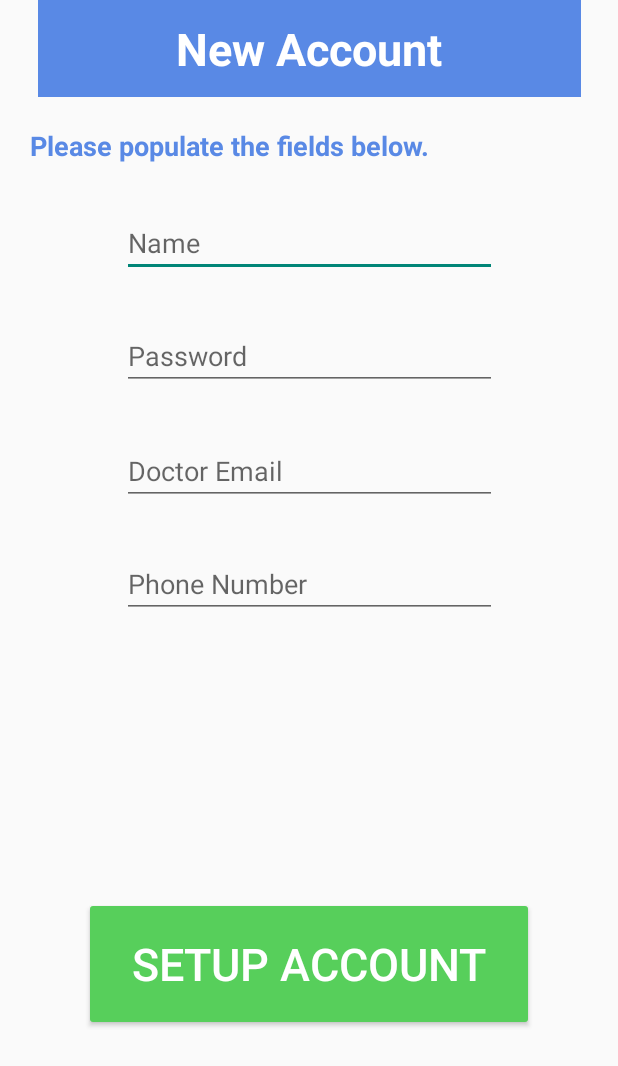
After one commit to PeterJamesO/Diabuddy, an Android app: the newAccount screen opened directly, with no data from a screen before it, on a phone screen of 412 x 824 dp. The commit adds this screen. Shown: the top 1066 px of the screen. Run offline under Robolectric (Android 15) with nearby library versions, the phone set to English and light mode, and no system bars.

Commit message:
Manifest   - Updated & Added Permissions
New Account
  - Added New Account screen - used for creating account and inputting data.

```diff
--- /dev/null
+++ b/app/src/main/java/whsct/test/newAccount.java
@@ -0,0 +1,13 @@
+package whsct.test;
+
+import android.support.v7.app.AppCompatActivity;
+import android.os.Bundle;
+
+public class newAccount extends AppCompatActivity {
+
+    @Override
+    protected void onCreate(Bundle savedInstanceState) {
+        super.onCreate(savedInstanceState);
+        setContentView(R.layout.new_account);
+    }
+}
--- /dev/null
+++ b/app/src/main/res/layout/new_account.xml
@@ -0,0 +1,124 @@
+<?xml version="1.0" encoding="utf-8"?>
+<android.support.constraint.ConstraintLayout xmlns:android="http://schemas.android.com/apk/res/android"
+    xmlns:app="http://schemas.android.com/apk/res-auto"
+    xmlns:tools="http://schemas.android.com/tools"
+    android:layout_width="match_parent"
+    android:layout_height="match_parent"
+    tools:context="whsct.test.newAccount">
+
+    <TextView
+        android:id="@+id/textView27"
+        android:layout_width="362dp"
+        android:layout_height="0dp"
+        android:layout_marginTop="0dp"
+        android:background="#5989e5"
+        android:paddingBottom="12dp"
+        android:paddingTop="12dp"
+        android:text="New Account"
+        android:textAlignment="center"
+        android:textColor="#ffffff"
+        android:textSize="30sp"
+        android:textStyle="bold"
+        android:minWidth="250dp"
+        app:layout_constraintLeft_toLeftOf="parent"
+        app:layout_constraintRight_toRightOf="parent"
+        app:layout_constraintTop_toTopOf="parent" />
+
+    <TextView
+        android:id="@+id/textView28"
+        android:layout_width="wrap_content"
+        android:layout_height="wrap_content"
+        android:layout_marginLeft="20dp"
+        android:layout_marginTop="20dp"
+        android:text="Please populate the fields below."
+        android:textColor="#5989e5"
+        android:textSize="18sp"
+        android:textStyle="bold"
+        app:layout_constraintLeft_toLeftOf="parent"
+        app:layout_constraintTop_toBottomOf="@+id/textView27" />
+
+    <EditText
+        android:id="@+id/nameNew"
+        android:layout_width="250dp"
+        android:layout_height="wrap_content"
+        android:layout_marginLeft="20dp"
+        android:layout_marginRight="20dp"
+        android:layout_marginTop="30dp"
+        android:ems="10"
+        android:hint="Name"
+        android:inputType="textPersonName"
+        app:layout_constraintLeft_toLeftOf="parent"
+        app:layout_constraintRight_toRightOf="parent"
+        app:layout_constraintTop_toBottomOf="@+id/textView28" />
+
+    <EditText
+        android:id="@+id/passwordNew"
+        android:layout_width="250dp"
+        android:layout_height="wrap_content"
+        android:layout_marginLeft="20dp"
+        android:layout_marginRight="20dp"
+        android:layout_marginTop="30dp"
+        android:ems="10"
+        android:hint="Password"
+        android:inputType="textPassword"
+        app:layout_constraintHorizontal_bias="0.504"
+        app:layout_constraintLeft_toLeftOf="parent"
+        app:layout_constraintRight_toRightOf="parent"
+        app:layout_constraintTop_toBottomOf="@+id/nameNew" />
+
+    <EditText
+        android:id="@+id/emailNew"
+        android:layout_width="250dp"
+        android:layout_height="wrap_content"
+        android:layout_marginLeft="20dp"
+        android:layout_marginRight="20dp"
+        android:layout_marginTop="31dp"
+        android:ems="10"
+        android:hint="Doctor Email"
+        android:inputType="textEmailAddress"
+        app:layout_constraintLeft_toLeftOf="parent"
+        app:layout_constraintRight_toRightOf="parent"
+        app:layout_constraintTop_toBottomOf="@+id/passwordNew" />
+
+    <EditText
+        android:id="@+id/numberNew"
+        android:layout_width="250dp"
+        android:layout_height="wrap_content"
+        android:layout_marginLeft="20dp"
+        android:layout_marginRight="20dp"
+        android:layout_marginTop="30dp"
+        android:ems="10"
+        android:hint="Phone Number"
+        android:inputType="phone"
+        app:layout_constraintLeft_toLeftOf="parent"
+        app:layout_constraintRight_toRightOf="parent"
+        app:layout_constraintTop_toBottomOf="@+id/emailNew" />
+
+    <TextView
+        android:id="@+id/textView30"
+        android:layout_width="wrap_content"
+        android:layout_height="wrap_content"
+        android:layout_marginLeft="8dp"
+        android:layout_marginRight="8dp"
+        android:layout_marginTop="30dp"
+        android:textColor="@android:color/holo_red_light"
+        app:layout_constraintLeft_toLeftOf="parent"
+        app:layout_constraintRight_toRightOf="parent"
+        app:layout_constraintTop_toBottomOf="@+id/numberNew" />
+
+    <Button
+        android:id="@+id/button4"
+        android:layout_width="300dp"
+        android:layout_height="89dp"
+        android:layout_marginBottom="20dp"
+        android:layout_marginTop="20dp"
+        android:backgroundTint="#57cf5b"
+        android:onClick="loginButton"
+        android:text="SETUP ACCOUNT"
+        android:textColor="#ffffff"
+        android:textSize="30sp"
+        app:layout_constraintBottom_toBottomOf="parent"
+        app:layout_constraintLeft_toLeftOf="parent"
+        app:layout_constraintRight_toRightOf="parent"
+        app:layout_constraintTop_toBottomOf="@+id/textView30" />
+</android.support.constraint.ConstraintLayout>
--- a/app/src/main/res/values/colors.xml
+++ b/app/src/main/res/values/colors.xml
@@ -1,6 +1,6 @@
 <?xml version="1.0" encoding="utf-8"?>
 <resources>
-    <color name="colorPrimary">#3F51B5</color>
+    <color name="colorPrimary">#3f51b5</color>
     <color name="colorPrimaryDark">#303F9F</color>
     <color name="colorAccent">#FF4081</color>
 </resources>
```
Also changed, not shown: app/src/main/AndroidManifest.xml (+12 -8 lines), app/src/main/java/whsct/test/MainMenu.java (+4 -4 lines), app/src/main/java/whsct/test/newNote.java (+7 -0 lines), app/src/main/java/whsct/test/userRating.java (+57 -1 lines), app/src/main/res/layout/user_rating.xml (+68 -14 lines).
